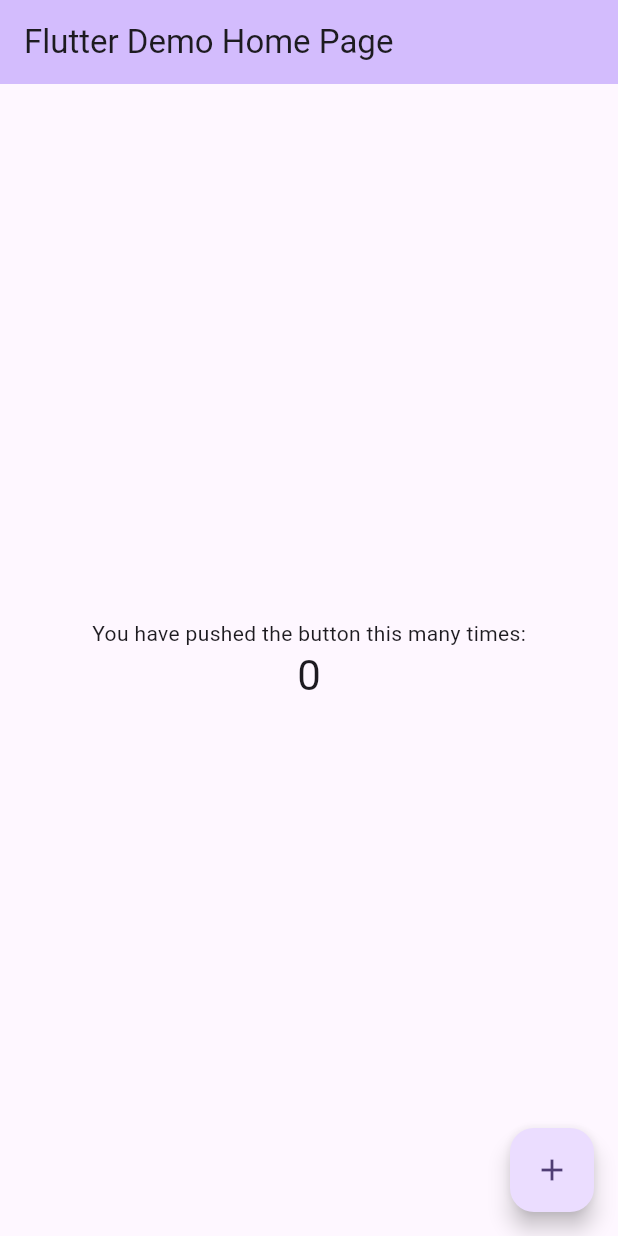
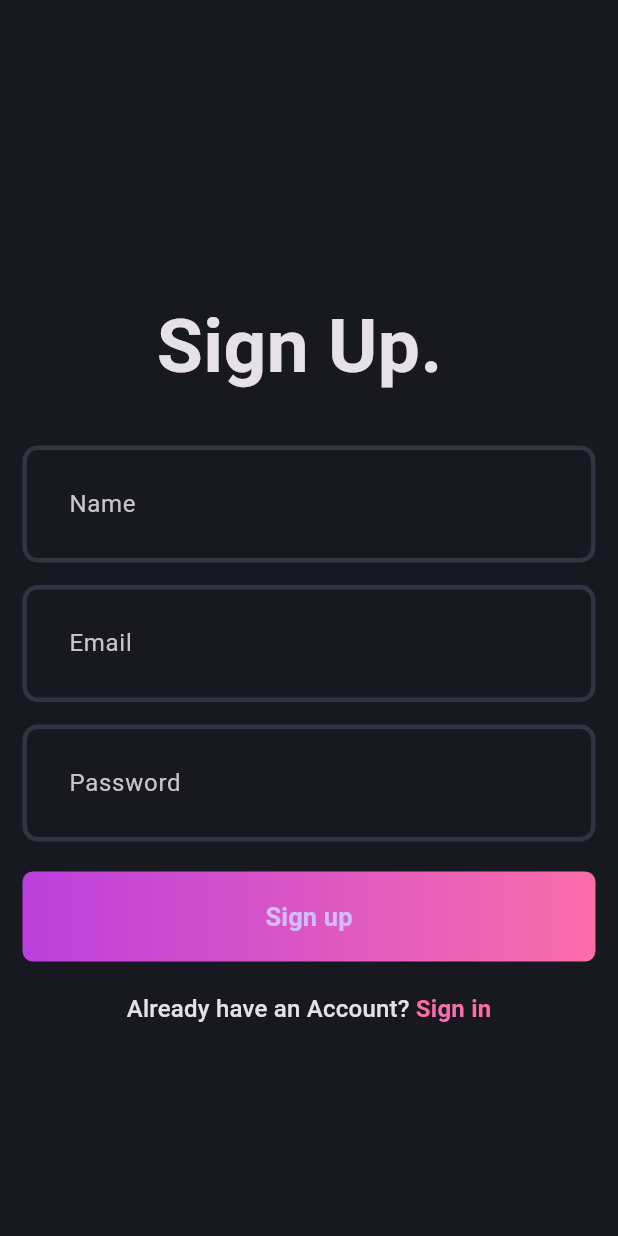
Before and after one commit to bravol/flutter-clean-architecture-Blog_aqp-, a Flutter app: the screen it shows after launch, on a phone screen of 412 x 824 dp. Run offline on Flutter 3.47's test engine with Material 3 defaults, Android fonts, the light colour scheme and no system bars.

Commit message:
sign up and login created successfully

```diff
--- /dev/null
+++ b/lib/core/theme/app_pallete.dart
@@ -0,0 +1,13 @@
+import 'package:flutter/material.dart';
+
+class AppPallete {
+  static const Color backgroundColor = Color.fromRGBO(24, 24, 32, 1);
+  static const Color gradient1 = Color.fromRGBO(187, 63, 221, 1);
+  static const Color gradient2 = Color.fromRGBO(251, 109, 169, 1);
+  static const Color gradient3 = Color.fromRGBO(255, 159, 124, 1);
+  static const Color borderColor = Color.fromRGBO(52, 51, 67, 1);
+  static const Color whiteColor = Colors.white;
+  static const Color greyColor = Colors.grey;
+  static const Color errorColor = Colors.redAccent;
+  static const Color transparentColor = Colors.transparent;
+}
--- /dev/null
+++ b/lib/core/theme/theme.dart
@@ -0,0 +1,23 @@
+import 'package:fca_blog_app/core/theme/app_pallete.dart';
+import 'package:flutter/material.dart';
+
+class Apptheme {
+  static _border([Color color = AppPallete.borderColor]) => OutlineInputBorder(
+        borderSide: BorderSide(
+          color: color,
+          width: 3,
+        ),
+        borderRadius: const BorderRadius.all(
+          Radius.circular(10),
+        ),
+      );
+  static final darkThemeMode = ThemeData.dark().copyWith(
+      scaffoldBackgroundColor: AppPallete.backgroundColor,
+      inputDecorationTheme: InputDecorationTheme(
+        enabledBorder: _border(),
+        focusedBorder: _border(AppPallete.gradient2),
+        contentPadding: const EdgeInsets.all(27),
+      ),
+      appBarTheme:
+          const AppBarTheme(backgroundColor: AppPallete.backgroundColor));
+}
--- /dev/null
+++ b/lib/features/auth/presentation/pages/signup_page.dart
@@ -0,0 +1,96 @@
+import 'package:fca_blog_app/core/theme/app_pallete.dart';
+import 'package:fca_blog_app/features/auth/presentation/pages/login_page.dart';
+import 'package:fca_blog_app/features/auth/presentation/widgets/auth-field.dart';
+import 'package:fca_blog_app/features/auth/presentation/widgets/auth_gradient_button.dart';
+import 'package:flutter/material.dart';
+
+class SignUpPage extends StatefulWidget {
+  const SignUpPage({super.key});
+
+  @override
+  State<SignUpPage> createState() => _SignUpPageState();
+}
+
+class _SignUpPageState extends State<SignUpPage> {
+  final _formKey = GlobalKey<FormState>();
+  final emailController = TextEditingController();
+  final passwordController = TextEditingController();
+  final nameController = TextEditingController();
+  void submit() {
+    if (_formKey.currentState!.validate()) {}
+  }
+
+  @override
+  void dispose() {
+    super.dispose();
+    emailController.dispose();
+    passwordController.dispose();
+    nameController.dispose();
+  }
+
+  @override
+  Widget build(BuildContext context) {
+    return Scaffold(
+      appBar: AppBar(),
+      body: Padding(
+        padding: const EdgeInsets.symmetric(horizontal: 15, vertical: 15),
+        child: Form(
+          key: _formKey,
+          child: Column(
+            mainAxisAlignment: MainAxisAlignment.center,
+            children: [
+              const Text(
+                'Sign Up. ',
+                style: TextStyle(fontSize: 50, fontWeight: FontWeight.bold),
+              ),
+              const SizedBox(height: 30),
+              AuthFeild(
+                hintText: 'Name',
+                controller: nameController,
+              ),
+              const SizedBox(height: 15),
+              AuthFeild(
+                hintText: 'Email',
+                controller: emailController,
+              ),
+              const SizedBox(height: 15),
+              AuthFeild(
+                hintText: 'Password',
+                controller: passwordController,
+                isObsecure: true,
+              ),
+              const SizedBox(height: 20),
+
+              //button
+              const AuthGradientButton(
+                text: 'Sign up',
+              ),
+              const SizedBox(height: 20),
+              //dont have account
+              GestureDetector(
+                onTap: () => Navigator.of(context).push(MaterialPageRoute(
+                    builder: (context) => const LoginUpPage())),
+                child: RichText(
+                  text: TextSpan(
+                    text: 'Already have an Account? ',
+                    style: Theme.of(context).textTheme.titleMedium,
+                    children: [
+                      TextSpan(
+                        text: 'Sign in',
+                        style:
+                            Theme.of(context).textTheme.titleMedium?.copyWith(
+                                  color: AppPallete.gradient2,
+                                  fontWeight: FontWeight.bold,
+                                ),
+                      ),
+                    ],
+                  ),
+                ),
+              )
+            ],
+          ),
+        ),
+      ),
+    );
+  }
+}
--- /dev/null
+++ b/lib/features/auth/presentation/widgets/auth-field.dart
@@ -0,0 +1,29 @@
+import 'package:flutter/material.dart';
+
+class AuthFeild extends StatelessWidget {
+  const AuthFeild(
+      {super.key,
+      required this.hintText,
+      required this.controller,
+      this.isObsecure = false});
+  final String hintText;
+  final TextEditingController controller;
+  final bool isObsecure;
+
+  @override
+  Widget build(BuildContext context) {
+    return TextFormField(
+      decoration: InputDecoration(
+        hintText: hintText,
+      ),
+      validator: (value) {
+        if (value!.isEmpty) {
+          return 'Please enter your $hintText';
+        }
+        return null;
+      },
+      controller: controller,
+      obscureText: isObsecure,
+    );
+  }
+}
--- /dev/null
+++ b/lib/features/auth/presentation/widgets/auth_gradient_button.dart
@@ -0,0 +1,30 @@
+import 'package:flutter/material.dart';
+import 'package:fca_blog_app/core/theme/app_pallete.dart';
+
+class AuthGradientButton extends StatelessWidget {
+  const AuthGradientButton({super.key, required this.text});
+  final String text;
+
+  @override
+  Widget build(BuildContext context) {
+    return Container(
+      decoration: const BoxDecoration(
+          gradient: LinearGradient(
+              colors: [AppPallete.gradient1, AppPallete.gradient2],
+              begin: Alignment.bottomLeft,
+              end: Alignment.bottomRight),
+          borderRadius: BorderRadius.all(Radius.circular(7))),
+      child: ElevatedButton(
+        onPressed: () {},
+        style: ElevatedButton.styleFrom(
+            fixedSize: const Size(420, 60),
+            backgroundColor: AppPallete.transparentColor,
+            shadowColor: AppPallete.transparentColor),
+        child: Text(
+          text,
+          style: const TextStyle(fontSize: 17, fontWeight: FontWeight.w600),
+        ),
+      ),
+    );
+  }
+}
--- a/lib/main.dart
+++ b/lib/main.dart
@@ -1,3 +1,5 @@
+import 'package:fca_blog_app/core/theme/theme.dart';
+import 'package:fca_blog_app/features/auth/presentation/pages/signup_page.dart';
 import 'package:flutter/material.dart';
 
 void main() {
@@ -12,114 +14,9 @@
   Widget build(BuildContext context) {
     return MaterialApp(
       title: 'Flutter Demo',
-      theme: ThemeData(
-        // This is the theme of your application.
-        //
-        // TRY THIS: Try running your application with "flutter run". You'll see
-        // the application has a purple toolbar. Then, without quitting the app,
-        // try changing the seedColor in the colorScheme below to Colors.green
-        // and then invoke "hot reload" (save your changes or press the "hot
-        // reload" button in a Flutter-supported IDE, or press "r" if you used
-        // the command line to start the app).
-        //
-        // Notice that the counter didn't reset back to zero; the application
-        // state is not lost during the reload. To reset the state, use hot
-        // restart instead.
-        //
-        // This works for code too, not just values: Most code changes can be
-        // tested with just a hot reload.
-        colorScheme: ColorScheme.fromSeed(seedColor: Colors.deepPurple),
-        useMaterial3: true,
-      ),
-      home: const MyHomePage(title: 'Flutter Demo Home Page'),
+      debugShowCheckedModeBanner: false,
+      theme: Apptheme.darkThemeMode,
+      home: const SignUpPage(),
     );
   }
 }
-
-class MyHomePage extends StatefulWidget {
-  const MyHomePage({super.key, required this.title});
-
-  // This widget is the home page of your application. It is stateful, meaning
-  // that it has a State object (defined below) that contains fields that affect
-  // how it looks.
-
-  // This class is the configuration for the state. It holds the values (in this
-  // case the title) provided by the parent (in this case the App widget) and
-  // used by the build method of the State. Fields in a Widget subclass are
-  // always marked "final".
-
-  final String title;
-
-  @override
-  State<MyHomePage> createState() => _MyHomePageState();
-}
-
-class _MyHomePageState extends State<MyHomePage> {
-  int _counter = 0;
-
-  void _incrementCounter() {
-    setState(() {
-      // This call to setState tells the Flutter framework that something has
-      // changed in this State, which causes it to rerun the build method below
-      // so that the display can reflect the updated values. If we changed
-      // _counter without calling setState(), then the build method would not be
-      // called again, and so nothing would appear to happen.
-      _counter++;
-    });
-  }
-
-  @override
-  Widget build(BuildContext context) {
-    // This method is rerun every time setState is called, for instance as done
-    // by the _incrementCounter method above.
-    //
-    // The Flutter framework has been optimized to make rerunning build methods
-    // fast, so that you can just rebuild anything that needs updating rather
-    // than having to individually change instances of widgets.
-    return Scaffold(
-      appBar: AppBar(
-        // TRY THIS: Try changing the color here to a specific color (to
-        // Colors.amber, perhaps?) and trigger a hot reload to see the AppBar
-        // change color while the other colors stay the same.
-        backgroundColor: Theme.of(context).colorScheme.inversePrimary,
-        // Here we take the value from the MyHomePage object that was created by
-        // the App.build method, and use it to set our appbar title.
-        title: Text(widget.title),
-      ),
-      body: Center(
-        // Center is a layout widget. It takes a single child and positions it
-        // in the middle of the parent.
-        child: Column(
-          // Column is also a layout widget. It takes a list of children and
-          // arranges them vertically. By default, it sizes itself to fit its
-          // children horizontally, and tries to be as tall as its parent.
-          //
-          // Column has various properties to control how it sizes itself and
-          // how it positions its children. Here we use mainAxisAlignment to
-          // center the children vertically; the main axis here is the vertical
-          // axis because Columns are vertical (the cross axis would be
-          // horizontal).
-          //
-          // TRY THIS: Invoke "debug painting" (choose the "Toggle Debug Paint"
-          // action in the IDE, or press "p" in the console), to see the
-          // wireframe for each widget.
-          mainAxisAlignment: MainAxisAlignment.center,
-          children: <Widget>[
-            const Text(
-              'You have pushed the button this many times:',
-            ),
-            Text(
-              '$_counter',
-              style: Theme.of(context).textTheme.headlineMedium,
-            ),
-          ],
-        ),
-      ),
-      floatingActionButton: FloatingActionButton(
-        onPressed: _incrementCounter,
-        tooltip: 'Increment',
-        child: const Icon(Icons.add),
-      ), // This trailing comma makes auto-formatting nicer for build methods.
-    );
-  }
-}
```
Also changed, not shown: lib/features/auth/presentation/pages/login_page.dart (added, +87 -0 lines).
